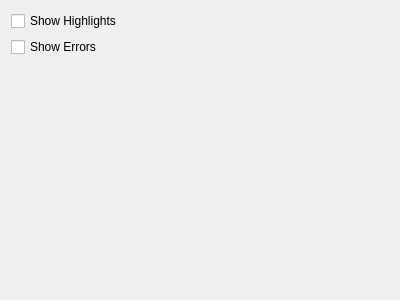
Above: src/gui/configgame.ui from KDE/ksudoku before the change. Below: the same form after it.
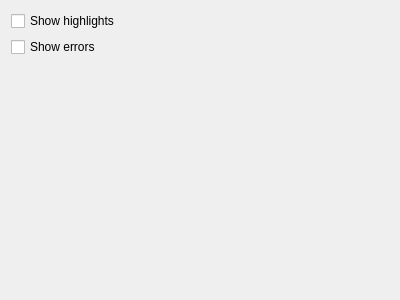
That is the form after the change.

Diff of the .ui file:
```diff
--- a/src/gui/configgame.ui
+++ b/src/gui/configgame.ui
@@ -16,7 +16,7 @@
       <string>Highlight the current row, column and box in different colors</string>
      </property>
      <property name="text" >
-      <string>Show Highlights</string>
+      <string>Show highlights</string>
      </property>
     </widget>
    </item>
@@ -26,7 +26,7 @@
       <string>Highlight cells which values are against the rules in red</string>
      </property>
      <property name="text" >
-      <string>Show Errors</string>
+      <string>Show errors</string>
      </property>
     </widget>
    </item>
```
